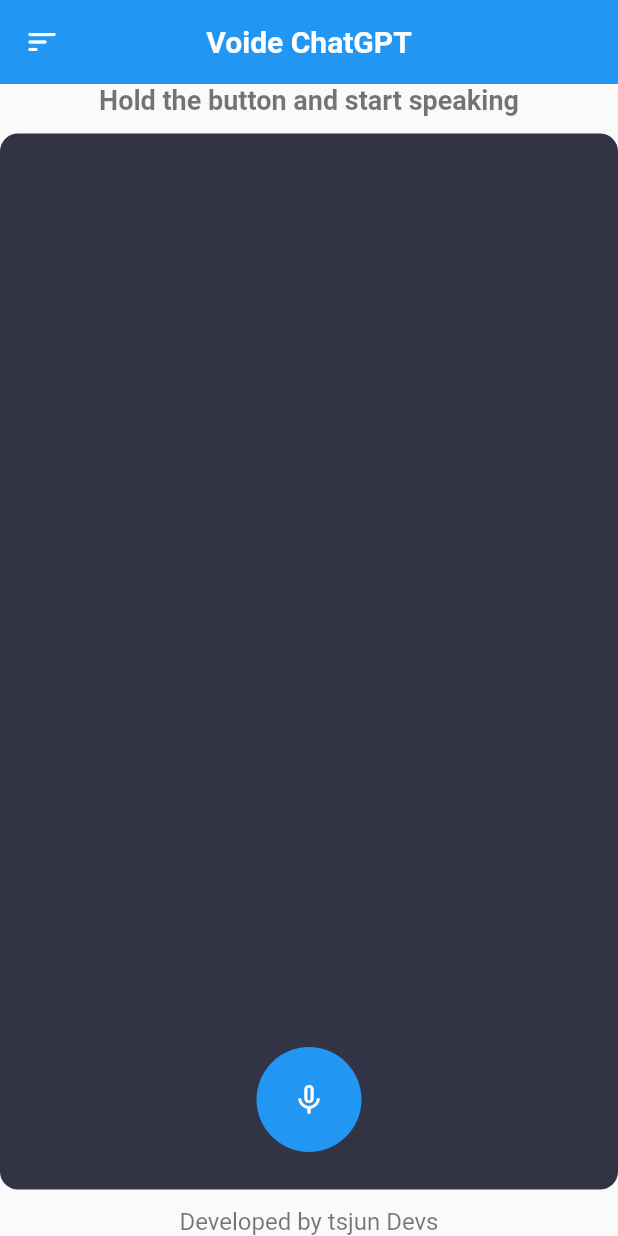
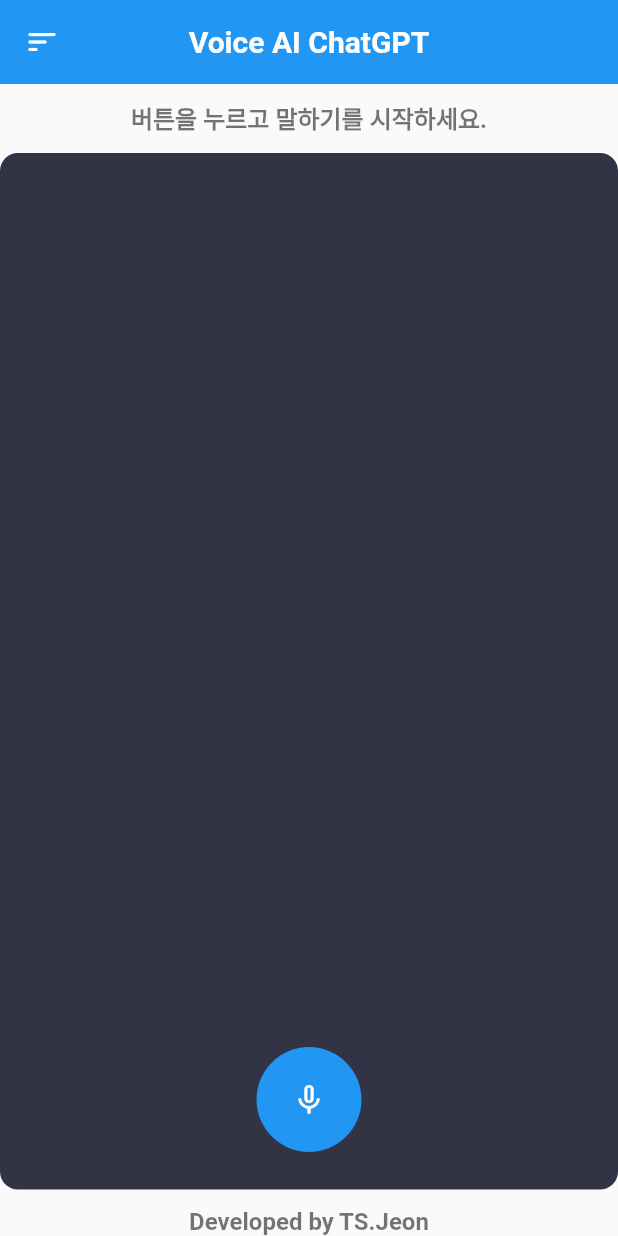
Before and after one commit to tsjeon/SpeechtoText, a Flutter app: the screen it shows after launch, on a phone screen of 412 x 824 dp. Run offline on Flutter 3.47's test engine with Material 2 defaults, Android fonts, the phone set to English and light mode, and no system bars; drawn by our look-alikes of avatar_glow; our stand-ins replace speech_to_text.

Commit message:
final update

```diff
--- a/lib/api_services.dart
+++ b/lib/api_services.dart
@@ -1,9 +1,9 @@
 import 'dart:convert';
-import 'dart:html';
+// import 'dart:html';
 import 'package:flutter/material.dart';
 import 'package:http/http.dart' as http;
 
-String apiKey = "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";
+String apiKey = "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";
 
 class ApiServices {
   static String baseUrl = "https://api.openai.com/v1/completions";
@@ -21,7 +21,7 @@ class ApiServices {
           // "prompt": "how the weather in seoul",
           "prompt": "$message",
           "temperature": 0,
-          "max_tokens": 100,
+          "max_tokens": 2048,
           "top_p": 1,
           "frequency_penalty": 0.0,
           "presence_penalty": 0.0,
--- a/lib/colors.dart
+++ b/lib/colors.dart
@@ -4,3 +4,4 @@ const bgColor = Colors.blue;
 //const bgColor = Color(0xff3f15fe);
 const textColor = Color(0xfffefdfc);
 const chatBgColor = Color(0xff323446);
+const gptColor = Color(0xff0ba893);
--- a/lib/speech_screen.dart
+++ b/lib/speech_screen.dart
@@ -1,9 +1,12 @@
+// import 'dart:html';
+
 import 'package:flutter/material.dart';
 import 'package:helloworld/api_services.dart';
 import 'package:helloworld/chat_model.dart';
 import 'package:helloworld/colors.dart';
 import 'package:avatar_glow/avatar_glow.dart';
 import 'package:speech_to_text/speech_to_text.dart';
+// import 'package:permission_handler/permission_handler.dart';
 
 class SpeechScreen extends StatefulWidget {
   const SpeechScreen({super.key});
@@ -14,7 +17,8 @@ class SpeechScreen extends StatefulWidget {
 
 class _SpeechScreenState extends State<SpeechScreen> {
   SpeechToText speechToText = SpeechToText();
-  var text = 'Hold the button and start speaking';
+  var text = '버튼을 누르고 말하기를 시작하세요.';
+  // var text = 'Hold the button and start speaking';
   var isListening = false;
 
   final List<ChatMessage> messages = [];
@@ -40,6 +44,8 @@ class _SpeechScreenState extends State<SpeechScreen> {
         showTwoGlows: true,
         child: GestureDetector(
           onTapDown: (details) async {
+            // PermissionStatus status = await Permission.microphone.request();
+
             if (!isListening) {
               var available = await speechToText.initialize();
               if (available) {
@@ -83,7 +89,7 @@ class _SpeechScreenState extends State<SpeechScreen> {
         backgroundColor: bgColor,
         elevation: 0.0,
         title: const Text(
-          'Voide ChatGPT',
+          'Voice AI ChatGPT',
           style: TextStyle(
             fontWeight: FontWeight.w600,
             color: textColor,
@@ -94,10 +100,11 @@ class _SpeechScreenState extends State<SpeechScreen> {
         //padding: const EdgeInsets.symmetric(horizontal: 24, vertical: 18),
         child: Column(
           children: [
+            const SizedBox(height: 10),
             Text(
               text,
               style: TextStyle(
-                  fontSize: 18,
+                  fontSize: 16,
                   color: isListening ? Colors.black87 : Colors.black54,
                   fontWeight: FontWeight.w600),
             ),
@@ -122,10 +129,10 @@ class _SpeechScreenState extends State<SpeechScreen> {
             )),
             const SizedBox(height: 12),
             const Text(
-              "Developed by tsjun Devs",
+              "Developed by TS.Jeon",
               style: TextStyle(
                   color: Colors.black54,
-                  fontWeight: FontWeight.w400,
+                  fontWeight: FontWeight.w600,
                   fontSize: 16),
             )
           ],
@@ -150,7 +157,7 @@ class _SpeechScreenState extends State<SpeechScreen> {
             padding: const EdgeInsets.all(12),
             margin: const EdgeInsets.only(bottom: 12),
             decoration: BoxDecoration(
-                color: type == ChatMessageType.bot ? bgColor : Colors.white,
+                color: type == ChatMessageType.bot ? gptColor : Colors.white,
                 borderRadius: BorderRadius.only(
                     topRight: Radius.circular(12),
                     bottomRight: Radius.circular(12),
--- a/pubspec.yaml
+++ b/pubspec.yaml
@@ -22,6 +22,7 @@ dependencies:
   avatar_glow: ^2.0.2
   speech_to_text: ^6.1.1
   http: ^0.13.5
+  permission_handler: ^9.2.0
 
 dev_dependencies:
   flutter_test:
```
Also changed, not shown: 3 other files.
